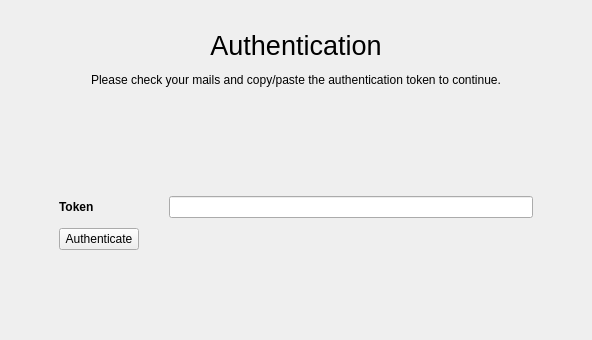
First picture: the form in gui/authform/authform.ui, repository Lesterpig/dfss, before the edit.
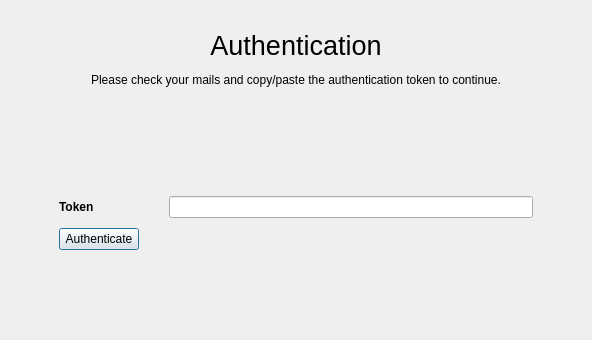
Second picture: the form after the edit.

Commit message: [gui][c] Improve error messages

Patch:
```diff
--- a/gui/authform/authform.ui
+++ b/gui/authform/authform.ui
@@ -88,6 +88,15 @@
          <property name="text">
           <string>Authenticate</string>
          </property>
+         <property name="autoDefault">
+          <bool>false</bool>
+         </property>
+         <property name="default">
+          <bool>true</bool>
+         </property>
+         <property name="flat">
+          <bool>false</bool>
+         </property>
         </widget>
        </item>
        <item row="1" column="1">
```
Left out of the diff: 6 changed lines with no effect on the pictures. The commit also changes 6 other files.
